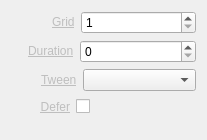
The window that Widgets/Inspector/InspectorGridWidget.ui (CasparCG/client) describes before a commit, drawn with Qt 5.
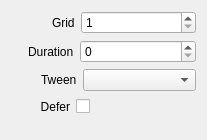
The same window after the commit.

```diff
--- a/Widgets/Inspector/InspectorGridWidget.ui
+++ b/Widgets/Inspector/InspectorGridWidget.ui
@@ -38,7 +38,7 @@
      <item>
       <widget class="QLabel" name="labelGrid">
        <property name="text">
-        <string>&lt;a href=&quot;Grid&quot; style=&quot;color: #BEBEBE;&quot;&gt;Grid&lt;/a&gt;</string>
+        <string>Grid</string>
        </property>
       </widget>
      </item>
@@ -78,7 +78,7 @@
      <item>
       <widget class="QLabel" name="labelDuration">
        <property name="text">
-        <string>&lt;a href=&quot;Duration&quot; style=&quot;color: #BEBEBE;&quot;&gt;Duration&lt;/a&gt;</string>
+        <string>Duration</string>
        </property>
       </widget>
      </item>
@@ -118,7 +118,7 @@
      <item>
       <widget class="QLabel" name="labelEasing">
        <property name="text">
-        <string>&lt;a href=&quot;Tween&quot; style=&quot;color: #BEBEBE;&quot;&gt;Tween&lt;/a&gt;</string>
+        <string>Tween</string>
        </property>
       </widget>
      </item>
@@ -155,7 +155,7 @@
      <item>
       <widget class="QLabel" name="labelDefer">
        <property name="text">
-        <string>&lt;a href=&quot;Defer&quot; style=&quot;color: #BEBEBE;&quot;&gt;Defer&lt;/a&gt;</string>
+        <string>Defer</string>
        </property>
        <property name="alignment">
         <set>Qt::AlignRight|Qt::AlignTrailing|Qt::AlignVCenter</set>
```
